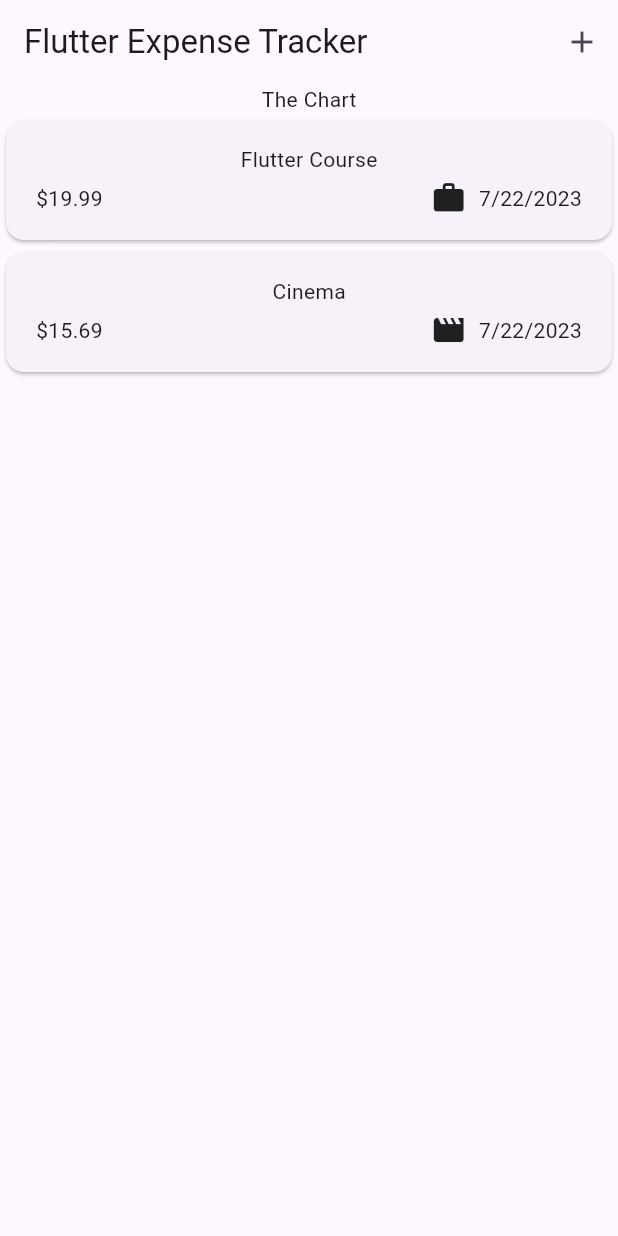
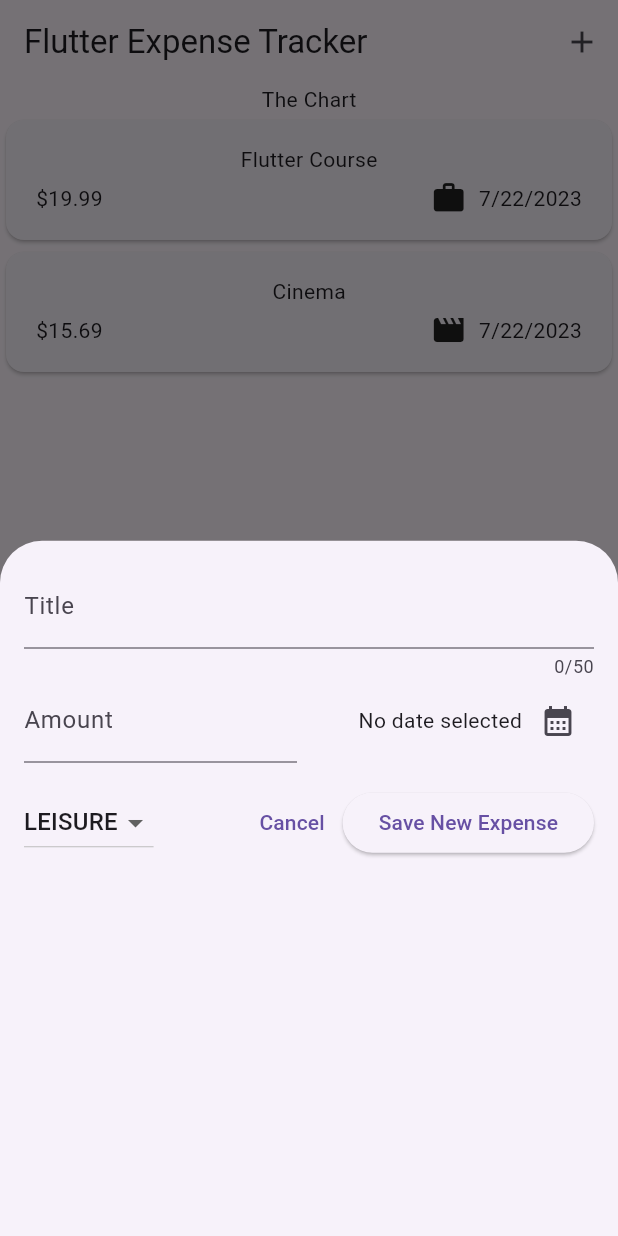
Before and after one commit to Moe-Ajam/expense_tracker, a Flutter app: the screen it shows after launch, after a tap on the "add" icon, on a phone screen of 412 x 824 dp. Run offline on Flutter 3.47's test engine with Material 2 defaults, Android fonts, the phone set to English and light mode, and no system bars.

Commit message:
Adding the "Add Expense" functionality

```diff
--- a/lib/widgets/expenses.dart
+++ b/lib/widgets/expenses.dart
@@ -1,4 +1,5 @@
 import 'package:expense_tracker/widgets/expenses_list/expenses_list.dart';
+import 'package:expense_tracker/widgets/new_expense.dart';
 import 'package:flutter/material.dart';
 
 import '../models/expense.dart';
@@ -28,12 +29,22 @@ class _Expenses extends State {
     )
   ];
 
+  void _openAddExpenseOverlay() {
+    showModalBottomSheet(
+      context: context,
+      builder: (ctx) => const NewExpense(),
+    );
+  }
+
   @override
   Widget build(BuildContext context) {
     return Scaffold(
       appBar: AppBar(
         title: const Text('Flutter Expense Tracker'),
-        actions: [IconButton(onPressed: () {}, icon: const Icon(Icons.add))],
+        actions: [
+          IconButton(
+              onPressed: _openAddExpenseOverlay, icon: const Icon(Icons.add))
+        ],
       ),
       body: Column(
         children: [
--- /dev/null
+++ b/lib/widgets/new_expense.dart
@@ -0,0 +1,163 @@
+import 'package:flutter/material.dart';
+import 'package:intl/intl.dart';
+import 'package:expense_tracker/models/expense.dart';
+
+final formatter = DateFormat.yMd();
+
+class NewExpense extends StatefulWidget {
+  const NewExpense({super.key});
+
+  @override
+  State<NewExpense> createState() => _NewExpenseState();
+}
+
+class _NewExpenseState extends State<NewExpense> {
+  final _titleController = TextEditingController();
+  final _amountController = TextEditingController();
+
+  DateTime? _selectedDate;
+
+  Category _selectedCategory = Category.leisure;
+
+  void _presentDatePicker() async {
+    final now = DateTime.now();
+    final firstDate = DateTime(now.year - 1, now.month, now.day);
+    final pickedDate = await showDatePicker(
+        context: context,
+        initialDate: now,
+        firstDate: firstDate,
+        lastDate: now);
+
+    setState(() {
+      _selectedDate = pickedDate;
+    });
+  }
+
+  void _submitExpenseData() {
+    print('in _submitExpenseData');
+    final enteredAmount = double.tryParse(_amountController.text);
+    final amountIsInvalid = enteredAmount == null || enteredAmount <= 0;
+    print('entering if statement');
+    if (_titleController.text.trim().isEmpty ||
+        amountIsInvalid ||
+        _selectedDate == null) {
+      showDialog(
+        context: context,
+        builder: (ctx) => AlertDialog(
+          title: const Text('Invalid input'),
+          content: const Text(
+              'Please make sure a valid title, amount, date and category was entered.'),
+          actions: [
+            TextButton(
+              onPressed: () {
+                Navigator.pop(ctx);
+              },
+              child: const Text('Okay'),
+            )
+          ],
+        ),
+      );
+      return;
+    }
+  }
+
+  @override
+  void dispose() {
+    _titleController.dispose();
+    _amountController.dispose();
+    super.dispose();
+  }
+
+  @override
+  Widget build(BuildContext context) {
+    return Padding(
+      padding: const EdgeInsets.all(16),
+      child: Column(
+        children: [
+          TextField(
+            controller: _titleController,
+            maxLength: 50,
+            decoration: const InputDecoration(
+              label: Text('Title'),
+            ),
+          ),
+          Row(
+            children: [
+              Expanded(
+                child: TextField(
+                  controller: _amountController,
+                  keyboardType: TextInputType.number,
+                  decoration: const InputDecoration(
+                    prefix: Text('\$ '),
+                    label: Text('Amount'),
+                  ),
+                ),
+              ),
+              const SizedBox(
+                width: 16,
+              ),
+              Expanded(
+                child: Row(
+                  mainAxisAlignment: MainAxisAlignment.end,
+                  crossAxisAlignment: CrossAxisAlignment.center,
+                  children: [
+                    Text(_selectedDate == null
+                        ? 'No date selected'
+                        : formatter.format(_selectedDate!)),
+                    IconButton(
+                      onPressed: _presentDatePicker,
+                      icon: const Icon(
+                        Icons.calendar_month,
+                      ),
+                    ),
+                  ],
+                ),
+              ),
+            ],
+          ),
+          const SizedBox(height: 16),
+          Row(
+            children: [
+              DropdownButton(
+                value: _selectedCategory,
+                items: Category.values
+                    .map(
+                      (category) => DropdownMenuItem(
+                        value: category,
+                        child: Text(
+                          category.name.toUpperCase(),
+                        ),
+                      ),
+                    )
+                    .toList(),
+                onChanged: (value) {
+                  if (value == null) {
+                    return;
+                  }
+                  setState(() {
+                    _selectedCategory = value;
+                  });
+                },
+              ),
+              const Spacer(),
+              TextButton(
+                onPressed: () {
+                  Navigator.pop(context);
+                },
+                child: const Text('Cancel'),
+              ),
+              ElevatedButton(
+                onPressed: () {
+                  print('entering funciton');
+                  _submitExpenseData;
+                  print('exiting the function');
+                },
+                child: const Text('Save New Expense'),
+              ),
+            ],
+          )
+        ],
+      ),
+    );
+  }
+}
```
